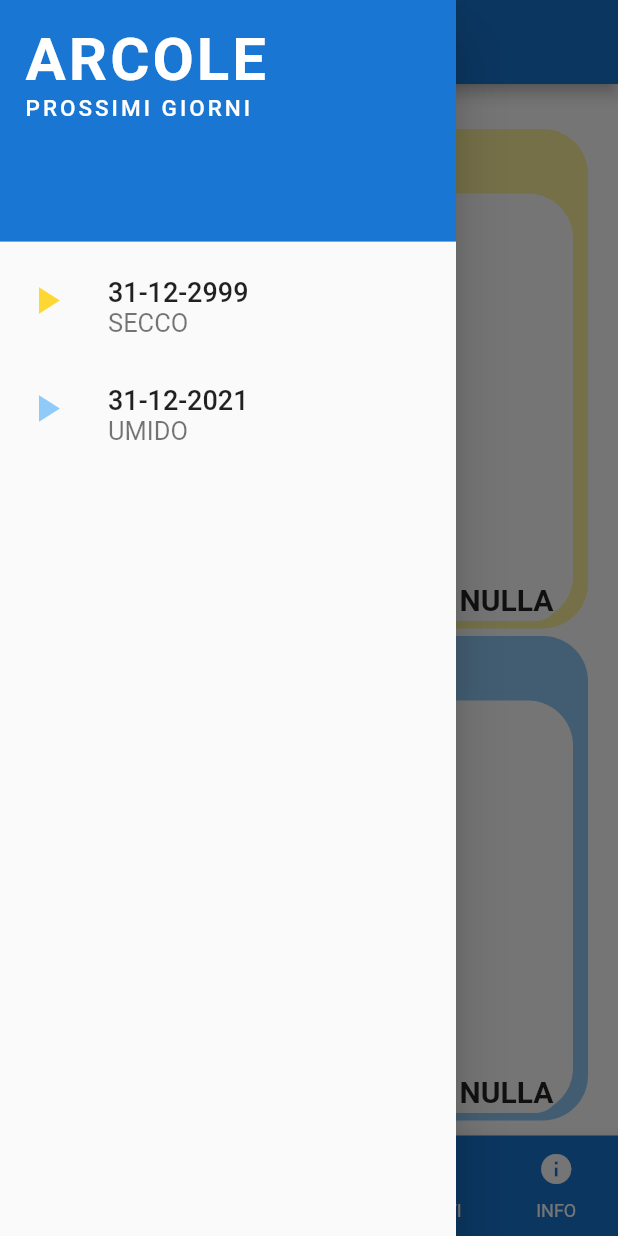
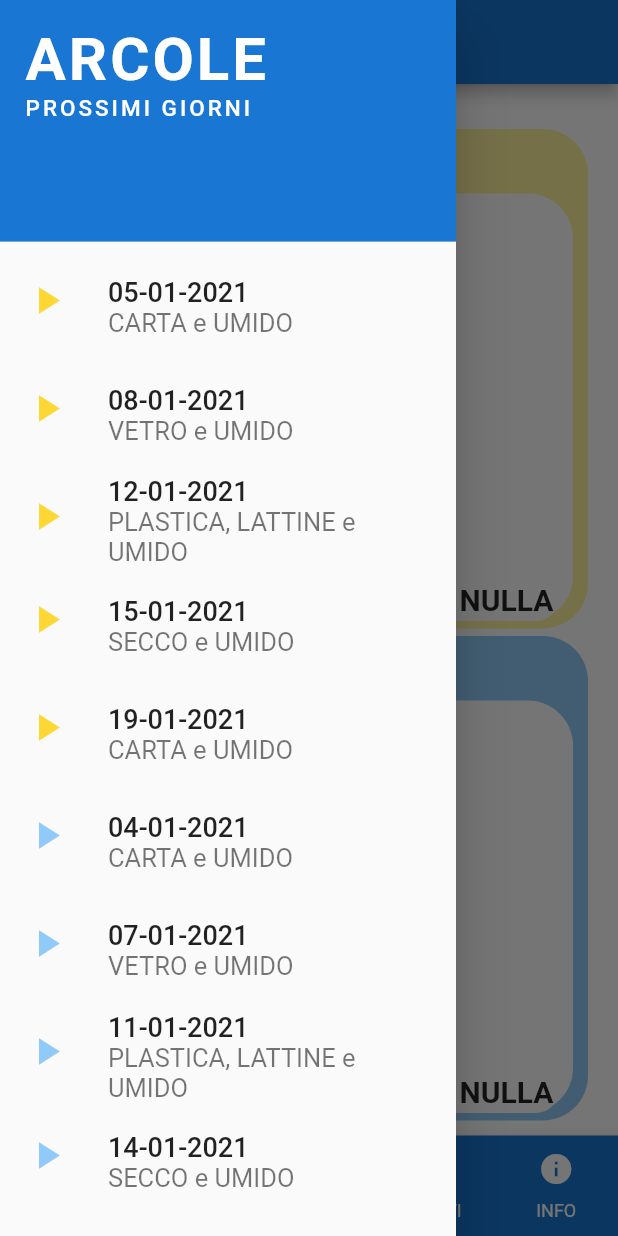
Before and after one commit to FabiodzDev/sa-passa-doman, a Flutter app: the screen it shows after launch, with the side drawer open, on a phone screen of 412 x 824 dp. Run offline on Flutter 3.47's test engine with Material 2 defaults, Android fonts, the phone set to English and light mode, and no system bars; our stand-ins replace splashscreen.

Commit message:
Cambiato nome app in Android + inserito giorni gennaio

```diff
--- a/lib/giornirifiuti.dart
+++ b/lib/giornirifiuti.dart
@@ -30,8 +30,18 @@ class AbbinamentoGiorniRifiuti {    // LISTA RIFIUTI GIALLO
     GiornoRifiuti(giorno: "2020-12-27 00:00:00.000", rifiuto: rifiuto.ilnomerifiuto(tipoRifiuto: tipoRifiuti.vetro)),
     GiornoRifiuti(giorno: "2020-12-28 00:00:00.000", rifiuto: rifiuto.ilnomerifiuto(tipoRifiuto: tipoRifiuti.verde)),
     GiornoRifiuti(giorno: "2020-12-29 00:00:00.000", rifiuto: rifiuto.ilnomerifiuto(tipoRifiuto: tipoRifiuti.secco)),
+    GiornoRifiuti(giorno: "2021-01-05 00:00:00.000", rifiuto: rifiuto.ilnomerifiuto(tipoRifiuto: tipoRifiuti.carta) + " e " + rifiuto.ilnomerifiuto(tipoRifiuto: tipoRifiuti.umido)),
+    GiornoRifiuti(giorno: "2021-01-08 00:00:00.000", rifiuto: rifiuto.ilnomerifiuto(tipoRifiuto: tipoRifiuti.vetro) + " e " + rifiuto.ilnomerifiuto(tipoRifiuto: tipoRifiuti.umido)),
+    GiornoRifiuti(giorno: "2021-01-12 00:00:00.000", rifiuto: rifiuto.ilnomerifiuto(tipoRifiuto: tipoRifiuti.plastica) + " e " + rifiuto.ilnomerifiuto(tipoRifiuto: tipoRifiuti.umido)),
+    GiornoRifiuti(giorno: "2021-01-15 00:00:00.000", rifiuto: rifiuto.ilnomerifiuto(tipoRifiuto: tipoRifiuti.secco) + " e " + rifiuto.ilnomerifiuto(tipoRifiuto: tipoRifiuti.umido)),
+    GiornoRifiuti(giorno: "2021-01-19 00:00:00.000", rifiuto: rifiuto.ilnomerifiuto(tipoRifiuto: tipoRifiuti.carta) + " e " + rifiuto.ilnomerifiuto(tipoRifiuto: tipoRifiuti.umido)),
+    GiornoRifiuti(giorno: "2021-01-22 00:00:00.000", rifiuto: rifiuto.ilnomerifiuto(tipoRifiuto: tipoRifiuti.vetro) + " e " + rifiuto.ilnomerifiuto(tipoRifiuto: tipoRifiuti.umido)),
+    GiornoRifiuti(giorno: "2021-01-26 00:00:00.000", rifiuto: rifiuto.ilnomerifiuto(tipoRifiuto: tipoRifiuti.plastica) + " e " + rifiuto.ilnomerifiuto(tipoRifiuto: tipoRifiuti.umido)),
+    GiornoRifiuti(giorno: "2021-01-29 00:00:00.000", rifiuto: rifiuto.ilnomerifiuto(tipoRifiuto: tipoRifiuti.secco) + " e " + rifiuto.ilnomerifiuto(tipoRifiuto: tipoRifiuti.umido)),
 
-    GiornoRifiuti(giorno: "2999-12-31 00:00:00.000", rifiuto: rifiuto.ilnomerifiuto(tipoRifiuto: tipoRifiuti.secco))      // LASCIARE QUESTA LUNGHISSIMA DATA
+
+
+    GiornoRifiuti(giorno: "2099-12-31 00:00:00.000", rifiuto: rifiuto.ilnomerifiuto(tipoRifiuto: tipoRifiuti.secco))      // LASCIARE QUESTA LUNGHISSIMA DATA
 
 
   ];
--- a/lib/giornirifiutiblu.dart
+++ b/lib/giornirifiutiblu.dart
@@ -89,10 +89,57 @@ class AbbinamentoGiorniRifiutiBLU {
         giorno: "2020-12-29 00:00:00.000",
         rifiuto: rifiuto.ilnomerifiuto(tipoRifiuto: tipoRifiuti.verde)),
 
+    GiornoRifiuti(
+        giorno: "2021-01-04 00:00:00.000",
+        rifiuto: rifiuto.ilnomerifiuto(tipoRifiuto: tipoRifiuti.carta) +
+            " e " +
+            rifiuto.ilnomerifiuto(tipoRifiuto: tipoRifiuti.umido)),
+
+    GiornoRifiuti(
+        giorno: "2021-01-07 00:00:00.000",
+        rifiuto: rifiuto.ilnomerifiuto(tipoRifiuto: tipoRifiuti.vetro) +
+            " e " +
+            rifiuto.ilnomerifiuto(tipoRifiuto: tipoRifiuti.umido)),
+
+    GiornoRifiuti(
+        giorno: "2021-01-11 00:00:00.000",
+        rifiuto: rifiuto.ilnomerifiuto(tipoRifiuto: tipoRifiuti.plastica) +
+            " e " +
+            rifiuto.ilnomerifiuto(tipoRifiuto: tipoRifiuti.umido)),
+
+    GiornoRifiuti(
+        giorno: "2021-01-14 00:00:00.000",
+        rifiuto: rifiuto.ilnomerifiuto(tipoRifiuto: tipoRifiuti.secco)+
+            " e " +
+            rifiuto.ilnomerifiuto(tipoRifiuto: tipoRifiuti.umido)),
+
+    GiornoRifiuti(
+        giorno: "2021-01-18 00:00:00.000",
+        rifiuto: rifiuto.ilnomerifiuto(tipoRifiuto: tipoRifiuti.carta) +
+            " e " +
+            rifiuto.ilnomerifiuto(tipoRifiuto: tipoRifiuti.umido)),
+
+    GiornoRifiuti(
+        giorno: "2021-01-21 00:00:00.000",
+        rifiuto: rifiuto.ilnomerifiuto(tipoRifiuto: tipoRifiuti.vetro) +
+            " e " +
+            rifiuto.ilnomerifiuto(tipoRifiuto: tipoRifiuti.umido)),
+
+    GiornoRifiuti(
+        giorno: "2021-01-25 00:00:00.000",
+        rifiuto: rifiuto.ilnomerifiuto(tipoRifiuto: tipoRifiuti.plastica) +
+            " e " +
+            rifiuto.ilnomerifiuto(tipoRifiuto: tipoRifiuti.umido)),
+
+    GiornoRifiuti(
+        giorno: "2021-01-28 00:00:00.000",
+        rifiuto: rifiuto.ilnomerifiuto(tipoRifiuto: tipoRifiuti.secco) +
+            " e " +
+            rifiuto.ilnomerifiuto(tipoRifiuto: tipoRifiuti.umido)),
 
 
     GiornoRifiuti(
-        giorno: "2021-12-31 00:00:00.000",
+        giorno: "2099-12-31 00:00:00.000",
         rifiuto: rifiuto.ilnomerifiuto(
             tipoRifiuto:
                 tipoRifiuti.umido)) // LASCIARE QUESTA DATA LUNGHISSIMA.
```
Also changed, not shown: 1 other file.
